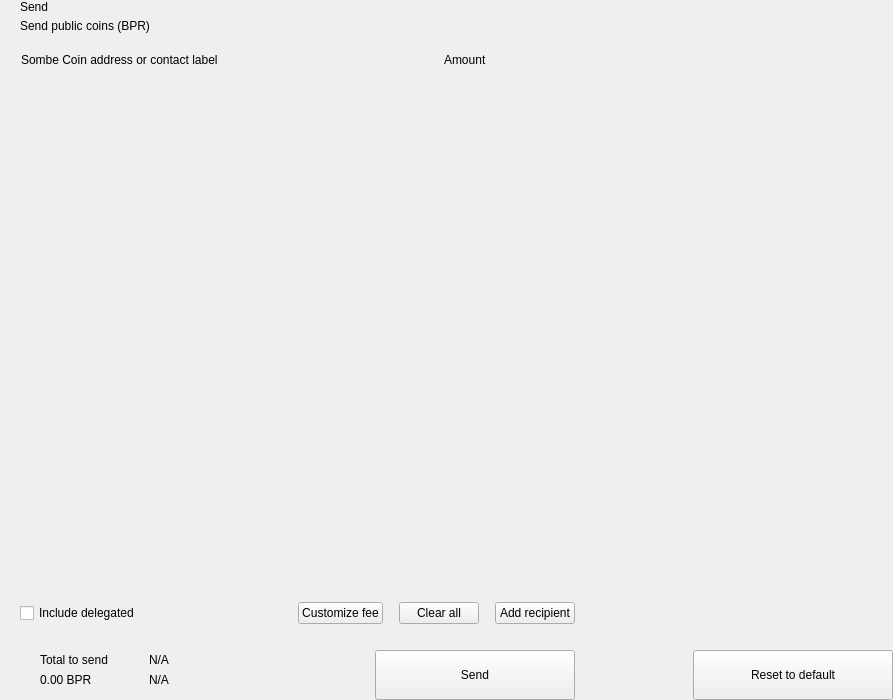
Qt form src/qt/Sombe_/Sombe/forms/send.ui (unixteam2020/po) before a commit.
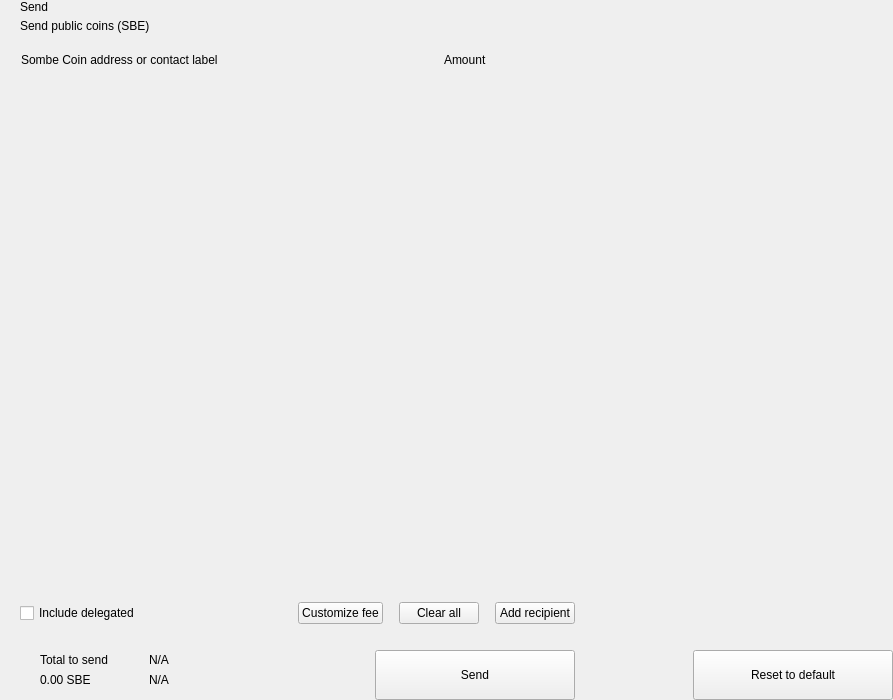
The same form after that commit. Custom widgets are drawn as their Qt base class.

What changed in the file:
```diff
--- a/src/qt/Sombe_/Sombe/forms/send.ui
+++ b/src/qt/Sombe_/Sombe/forms/send.ui
@@ -81,7 +81,7 @@
             <item>
              <widget class="QLabel" name="labelSubtitle1">
               <property name="text">
-               <string>Send public coins (BPR)</string>
+               <string>Send public coins (SBE)</string>
               </property>
              </widget>
             </item>
@@ -464,7 +464,7 @@
                      <item>
                       <widget class="QLabel" name="labelAmountSend">
                        <property name="text">
-                        <string notr="true">0.00 BPR</string>
+                        <string notr="true">0.00 SBE</string>
                        </property>
                       </widget>
                      </item>
```
